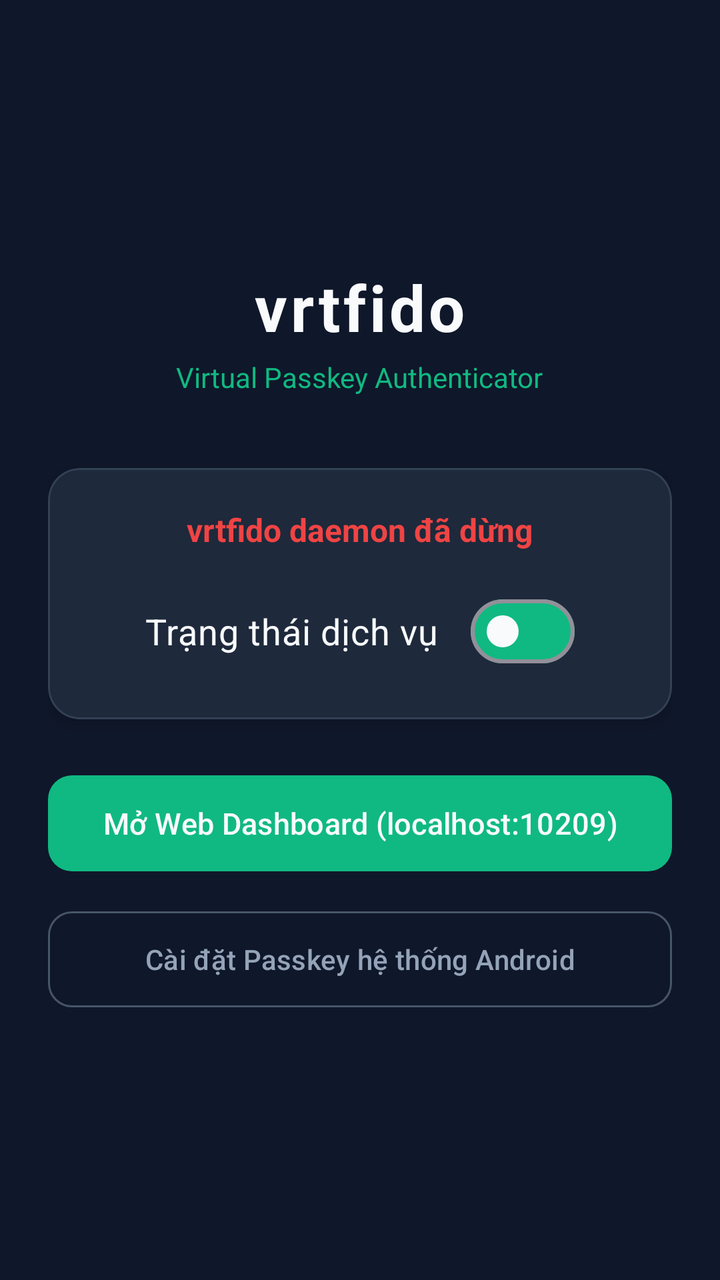
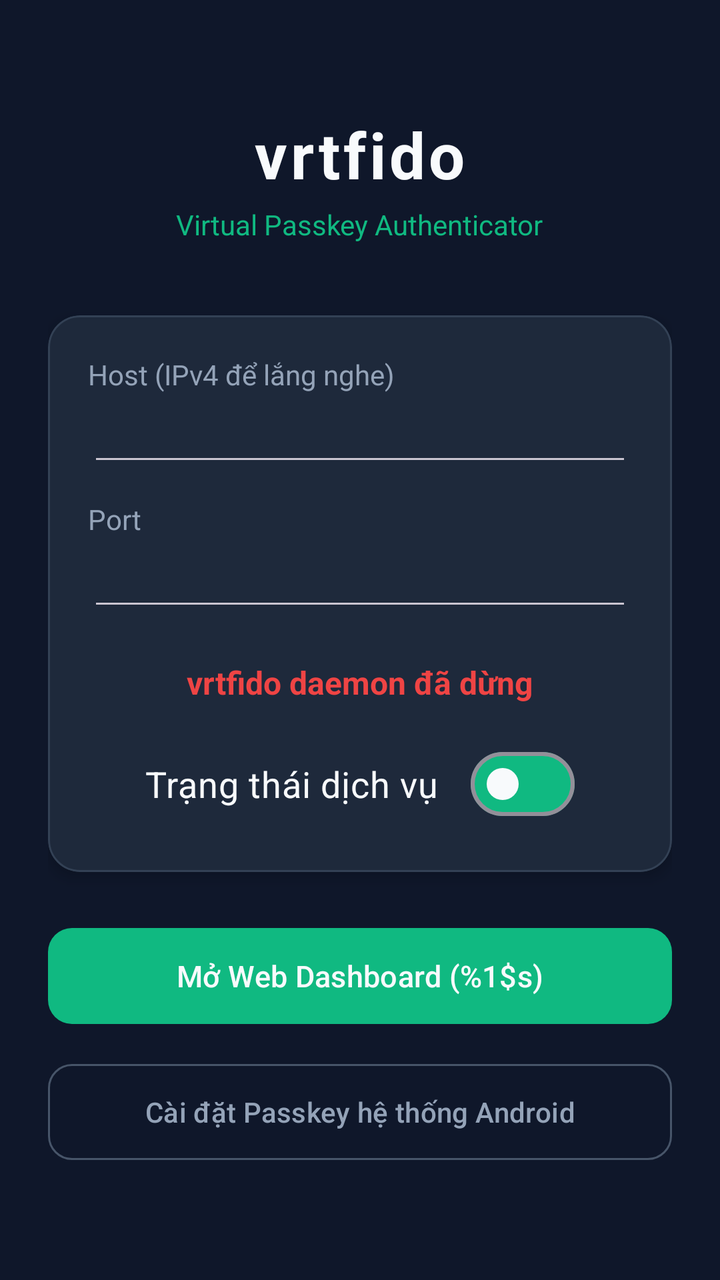

Compare the two renders of this Android layout. The source of the first and the diff that turns it into the second are given below.
<!-- AndroidManifest.xml: application theme Theme.Vrtfido -->
<!-- res/layout/activity_main.xml -->
<?xml version="1.0" encoding="utf-8"?>
<LinearLayout xmlns:android="http://schemas.android.com/apk/res/android"
    xmlns:app="http://schemas.android.com/apk/res-auto"
    android:layout_width="match_parent"
    android:layout_height="match_parent"
    android:orientation="vertical"
    android:background="@color/background_dark"
    android:gravity="center"
    android:padding="24dp">

    
    <TextView
        android:layout_width="wrap_content"
        android:layout_height="wrap_content"
        android:text="vrtfido"
        android:textColor="@color/text_primary"
        android:textSize="32sp"
        android:textStyle="bold"
        android:letterSpacing="0.05" />

    <TextView
        android:layout_width="wrap_content"
        android:layout_height="wrap_content"
        android:text="Virtual Passkey Authenticator"
        android:textColor="@color/primary"
        android:textSize="14sp"
        android:layout_marginTop="4dp"
        android:layout_marginBottom="36dp" />

    
    <com.google.android.material.card.MaterialCardView
        android:layout_width="match_parent"
        android:layout_height="wrap_content"
        app:cardBackgroundColor="@color/surface_dark"
        app:cardCornerRadius="16dp"
        app:cardElevation="4dp"
        app:strokeWidth="1dp"
        app:strokeColor="#334155"
        android:padding="20dp"
        android:layout_marginBottom="24dp">

        <LinearLayout
            android:layout_width="match_parent"
            android:layout_height="wrap_content"
            android:orientation="vertical"
            android:padding="20dp"
            android:gravity="center">

            <TextView
                android:id="@+id/tv_status"
                android:layout_width="wrap_content"
                android:layout_height="wrap_content"
                android:text="@string/service_stopped"
                android:textColor="@color/status_red"
                android:textSize="16sp"
                android:textStyle="bold"
                android:layout_marginBottom="16dp" />

            <com.google.android.material.materialswitch.MaterialSwitch
                android:id="@+id/switch_service"
                android:layout_width="wrap_content"
                android:layout_height="wrap_content"
                android:text="Trạng thái dịch vụ"
                android:textColor="@color/text_primary"
                android:textSize="18sp"
                app:thumbTint="@color/text_primary"
                app:trackTint="@color/primary" />

        </LinearLayout>
    </com.google.android.material.card.MaterialCardView>

    
    <com.google.android.material.button.MaterialButton
        android:id="@+id/btn_open_web"
        android:layout_width="match_parent"
        android:layout_height="56dp"
        android:text="@string/open_web_ui"
        android:textColor="@color/text_primary"
        android:textSize="15sp"
        app:cornerRadius="12dp"
        app:backgroundTint="@color/primary"
        android:layout_marginBottom="12dp" />

    
    <com.google.android.material.button.MaterialButton
        android:id="@+id/btn_settings"
        style="@style/Widget.Material3.Button.OutlinedButton"
        android:layout_width="match_parent"
        android:layout_height="56dp"
        android:text="@string/enable_passkey_settings"
        android:textColor="@color/text_secondary"
        android:textSize="14sp"
        app:cornerRadius="12dp"
        app:strokeColor="#475569" />

</LinearLayout>
<!-- resources referenced by this layout -->
<resources>
  <color name="background_dark">#0F172A</color>
  <color name="primary">#10B981</color>
  <color name="status_red">#EF4444</color>
  <color name="surface_dark">#1E293B</color>
  <color name="text_primary">#F8FAFC</color>
  <color name="text_secondary">#94A3B8</color>
  <string name="enable_passkey_settings">Cài đặt Passkey hệ thống Android</string>
  <string name="open_web_ui">Mở Web Dashboard (localhost:10209)</string>
  <string name="service_stopped">vrtfido daemon đã dừng</string>
  <style name="Theme.Vrtfido" parent="Theme.Material3.Dark.NoActionBar">
          <item name="colorPrimary">@color/primary</item>
          <item name="android:windowBackground">@color/background_dark</item>
          <item name="android:statusBarColor">@color/background_dark</item>
      </style>
</resources>

<!-- the commit's change to res/layout/activity_main.xml (unified diff, before → after) -->
@@ -47,6 +47,33 @@
             android:gravity="center">
 
             <TextView
+                android:layout_width="match_parent"
+                android:layout_height="wrap_content"
+                android:text="@string/bind_host"
+                android:textColor="@color/text_secondary" />
+            <EditText
+                android:id="@+id/edit_host"
+                android:layout_width="match_parent"
+                android:layout_height="wrap_content"
+                android:singleLine="true"
+                android:inputType="textNoSuggestions"
+                android:textColor="@color/text_primary"
+                android:layout_marginBottom="12dp" />
+            <TextView
+                android:layout_width="match_parent"
+                android:layout_height="wrap_content"
+                android:text="@string/bind_port"
+                android:textColor="@color/text_secondary" />
+            <EditText
+                android:id="@+id/edit_port"
+                android:layout_width="match_parent"
+                android:layout_height="wrap_content"
+                android:singleLine="true"
+                android:inputType="number"
+                android:textColor="@color/text_primary"
+                android:layout_marginBottom="20dp" />
+
+            <TextView
                 android:id="@+id/tv_status"
                 android:layout_width="wrap_content"
                 android:layout_height="wrap_content"
<!-- resource entries referenced after the edit -->
@@ -6,8 +6,10 @@
   <color name="surface_dark">#1E293B</color>
   <color name="text_primary">#F8FAFC</color>
   <color name="text_secondary">#94A3B8</color>
+  <string name="bind_host">Host (IPv4 để lắng nghe)</string>
+  <string name="bind_port">Port</string>
   <string name="enable_passkey_settings">Cài đặt Passkey hệ thống Android</string>
-  <string name="open_web_ui">Mở Web Dashboard (localhost:10209)</string>
+  <string name="open_web_ui">Mở Web Dashboard (%1$s)</string>
   <string name="service_stopped">vrtfido daemon đã dừng</string>
   <style name="Theme.Vrtfido" parent="Theme.Material3.Dark.NoActionBar">
           <item name="colorPrimary">@color/primary</item>
